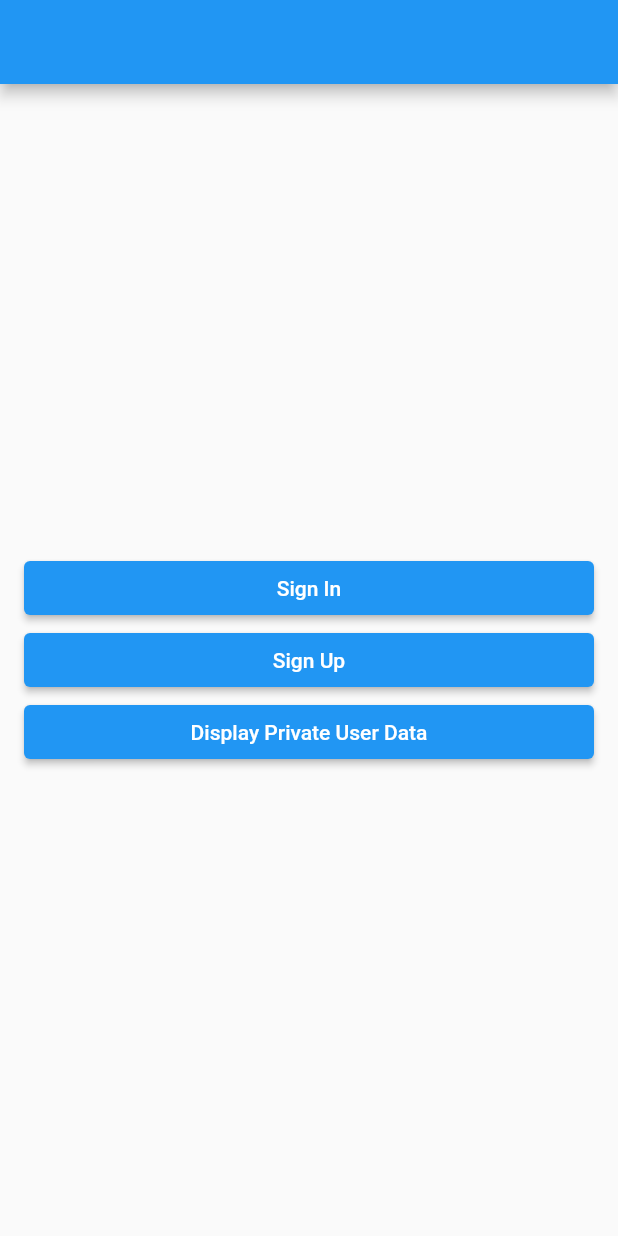
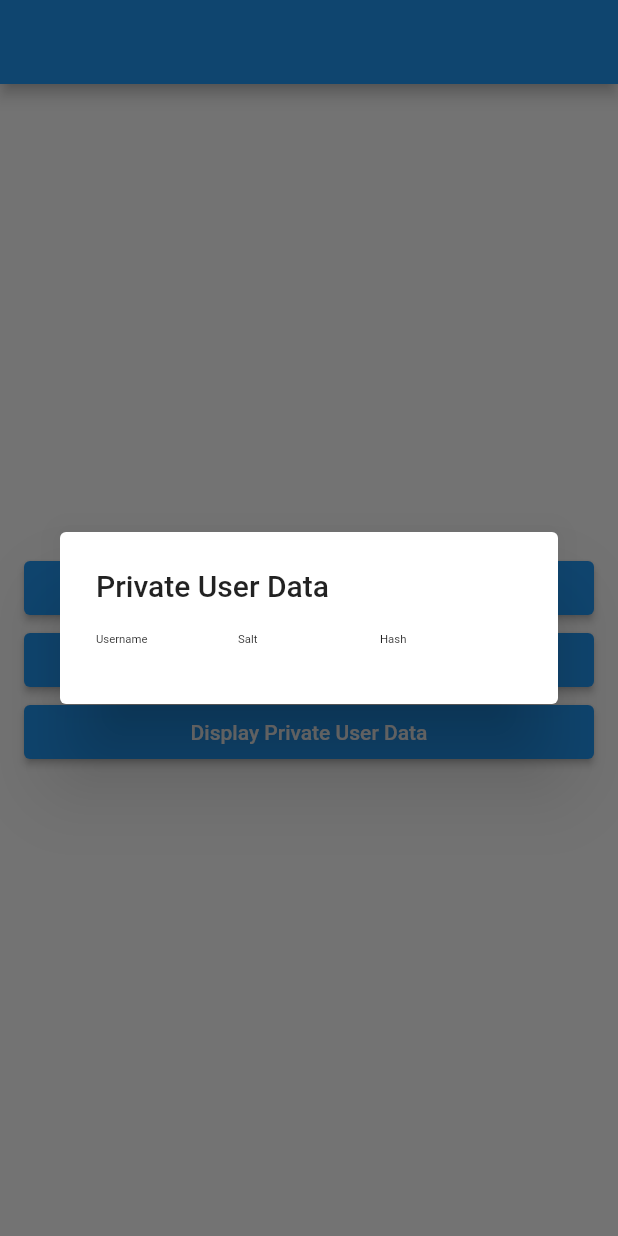
Before and after one commit to ilija-jankovic/engen518_assignment1, a Flutter app: the screen it shows after launch, after a tap on "Display Private User Data", on a phone screen of 412 x 824 dp. Run offline on Flutter 3.47's test engine with Material 2 defaults, Android fonts, the phone set to English and light mode, and no system bars; our stand-ins replace local_auth; missing offline and left inert: flutter_bcrypt.

Commit message:
Added user data display (needs to be expanded)

```diff
--- a/lib/auth.dart
+++ b/lib/auth.dart
@@ -80,3 +80,12 @@ Future<void> verify(String username, String password) async {
   );
   return user.login(password);
 }
+
+List<List<String>> getUserData() {
+  return _users.map((e) => [e.username, e._salt, e._hash].toList()).toList()
+    ..insert(0, [
+      'Username',
+      'Salt',
+      'Hash',
+    ]);
+}
--- a/lib/main.dart
+++ b/lib/main.dart
@@ -60,7 +60,25 @@ class LoginPage extends StatelessWidget {
       children: [
         _createButton('Sign In', () => _handleSubmission(context, verify)),
         _createButton('Sign Up', () => _handleSubmission(context, enrol)),
-        _createButton('Display Private User Data', () {})
+        _createButton('Display Private User Data', () {
+          final data = getUserData();
+          final dialog = AlertDialog(
+              title: const Text('Private User Data'),
+              content: SingleChildScrollView(
+                child: Column(
+                    mainAxisAlignment: MainAxisAlignment.spaceEvenly,
+                    children: data
+                        .map((e) => FittedBox(
+                            child: Row(
+                                mainAxisSize: MainAxisSize.min,
+                                children: e
+                                    .map((e) => SizedBox(
+                                        height: 50, width: 200, child: Text(e)))
+                                    .toList())))
+                        .toList()),
+              ));
+          showDialog(context: context, builder: (context) => dialog);
+        })
       ],
     ));
   }
```
